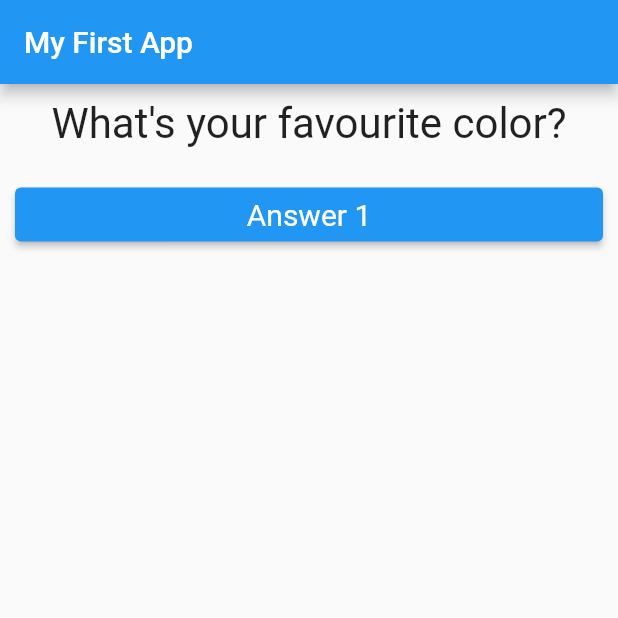
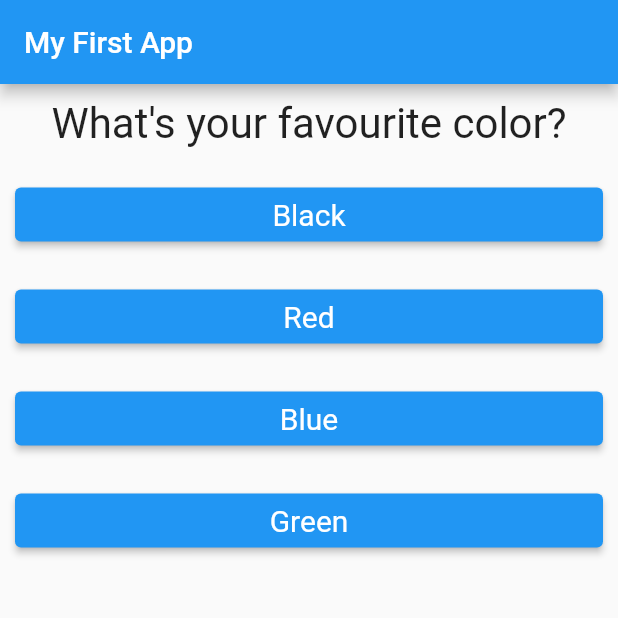
Before and after one commit to vinitkr28/UdemyFlutterAndDartTheCompleteGuide, a Flutter app: the screen it shows after launch, on a phone screen of 412 x 824 dp, the top half of it. Run offline on Flutter 3.47's test engine with Material 2 defaults, Android fonts, the phone set to English and light mode, and no system bars.

Commit message:
section2b

```diff
--- a/udemy_flutter_section2a/lib/answer.dart
+++ b/udemy_flutter_section2a/lib/answer.dart
@@ -7,7 +7,9 @@ class Answer extends StatelessWidget {
   final VoidCallback selectHandler;
   //VoidCallback tells Flutter that will get a function here that does not accept any arguments, so that receives no input and also won't return anything.
 
-  Answer(this.selectHandler);
+  String buttonText;
+
+  Answer(this.buttonText, this.selectHandler);
 
   @override
   Widget build(BuildContext context) {
@@ -22,7 +24,7 @@ class Answer extends StatelessWidget {
       child: ElevatedButton(
         onPressed: selectHandler,
         child: Text(
-          'Answer 1',
+          buttonText,
           style: TextStyle(
             fontWeight: FontWeight.normal,
             color: Colors.white,
--- a/udemy_flutter_section2a/lib/main.dart
+++ b/udemy_flutter_section2a/lib/main.dart
@@ -12,15 +12,60 @@ class MyApp extends StatefulWidget {
 }
 
 class _MyAppState extends State<MyApp> {
-  var questions = [
-    'What\'s your favourite color?',
-    'What\'s your favourite animal?',
+  // final -> run time constant
+  // const -> compile time constant
+
+  final questions = const [
+    {
+      'questionText': 'What\'s your favourite color?',
+      'answer': ['Black', 'Red', 'Blue', 'Green']
+    },
+    {
+      'questionText': 'What\'s your favourite animal?',
+      'answer': ['Dog', 'Goat', 'Cow', 'Cat'],
+    },
+    {
+      'questionText': 'What\'s your favourite bird?',
+      'answer': ['Parot', 'Pegion', 'Sparow', 'Sturnidae'],
+    },
+    {
+      'questionText': 'What\'s your favourite seasion?',
+      'answer': ['Winter', 'Summer', 'Autumn', 'Spring'],
+    },
+    {
+      'questionText': 'What\'s your favourite OTT platform?',
+      'answer': ['Amazon Prime', 'Netflex', 'Hotstar', 'SonyLiv'],
+    },
+    {
+      'questionText': 'What\'s your favourite place?',
+      'answer': ['Bangalore', 'Pune', 'Mumbai', 'Chennai'],
+    }
   ];
+
+/*
+  var dummy = const ['Hello'];
+  dummy.add('Max');
+  print(dummy);
+  does not work if dummy have constant list of object. But dummy reference variable can refer to another list of the object.
+
+  var dummy = [];
+*/
+  void addQuestions() {
+    questions.add({
+      'questionText': 'What\'s your favourite subject?',
+      'answer': ['Math', 'Science', 'History', 'GK'],
+    });
+  }
 
   var questionIndex = 0;
 
+/*
+//Try 1
   void _answerQuestion() {
     print("questionIndex Start-> \t$questionIndex");
+
+    // addQuestions();
+
     setState(() {
       if ((questionIndex + 1) >= questions.length)
         questionIndex = 0;
@@ -30,6 +75,98 @@ class _MyAppState extends State<MyApp> {
       print("questionIndex End-> \t$questionIndex");
     });
   }
+  */
+
+  void _answerQuestion() {
+    print("questionIndex Start-> \t$questionIndex");
+
+    setState(() {
+      // if ((questionIndex + 1) >= questions.length)
+      //   questionIndex = 0;
+      // else
+      questionIndex++;
+
+      print("questionIndex End-> \t$questionIndex");
+    });
+  }
+
+/*
+  Widget checkQuestionsOver() {
+    print("checkQuestionsOver-> \tquestionIndex: $questionIndex, questionsLength: ${questions.length}");
+    questionIndex == questions.length
+        ? Column(
+            children: <Widget>[
+              Text("You have successfully answered all the questions."),
+              ElevatedButton(
+                onPressed: (() {
+                  setState(() {
+                    questionIndex = 0;
+                  });
+                }),
+                child: Text(
+                  "Click to proceed again.",
+                  style: TextStyle(
+                    fontWeight: FontWeight.normal,
+                    color: Colors.white,
+                  ),
+                ),
+                style: ElevatedButton.styleFrom(
+                  textStyle: const TextStyle(fontSize: 20),
+                  backgroundColor: Colors.blue,
+                ),
+              )
+            ],
+          )
+        : Column(
+            children: <Widget>[
+              Question(
+                questions[questionIndex]['questionText'] as String,
+              ),
+              // ...(questions[questionIndex]['answer'] as List<String>).map((e) => Answer(e, _answerQuestion)),
+              ...(questions[questionIndex]['answer'] as List<String>)
+                  .map((answer) {
+                return Answer(answer, _answerQuestion);
+              }).toList()
+            ],
+          );
+  }
+*/
+  Widget checkQuestionsOver() => questionIndex == questions.length
+      ? Column(
+          children: <Widget>[
+            Text("You have successfully answered all the questions."),
+            ElevatedButton(
+              onPressed: (() {
+                setState(() {
+                  questionIndex = 0;
+                });
+              }),
+              child: Text(
+                "Click to proceed again.",
+                style: TextStyle(
+                  fontWeight: FontWeight.normal,
+                  color: Colors.white,
+                ),
+              ),
+              style: ElevatedButton.styleFrom(
+                textStyle: const TextStyle(fontSize: 20),
+                backgroundColor: Colors.blue,
+              ),
+            )
+          ],
+        )
+      : Column(
+          children: <Widget>[
+            Question(
+              questions[questionIndex]['questionText'] as String,
+            ),
+            // ...(questions[questionIndex]['answer'] as List<String>).map((e) => Answer(e, _answerQuestion)),
+            ...(questions[questionIndex]['answer'] as List<String>)
+                .map((answer) {
+              return Answer(answer, _answerQuestion);
+            }).toList()
+          ],
+        );
 
   @override
   Widget build(BuildContext context) {
@@ -39,14 +176,34 @@ class _MyAppState extends State<MyApp> {
           title: const Text('My First App'),
         ),
         body: Center(
+          child: checkQuestionsOver(),
+        ),
+      ),
+    );
+
+    /*
+    //Try 1
+    return MaterialApp(
+      home: Scaffold(
+        appBar: AppBar(
+          title: const Text('My First App'),
+        ),
+        body: Center(
           child: Column(
             children: <Widget>[
-              Question(questions[questionIndex]),
-              Answer(_answerQuestion),
+              Question(
+                questions[questionIndex]['questionText'] as String,
+              ),
+              // ...(questions[questionIndex]['answer'] as List<String>).map((e) => Answer(e, _answerQuestion)),
+              ...(questions[questionIndex]['answer'] as List<String>)
+                  .map((answer) {
+                return Answer(answer, _answerQuestion);
+              }).toList()
             ],
           ),
         ),
       ),
     );
+  */
   }
 }
```
Also changed, not shown: udemy_flutter_section2a/lib/main2.dart (deleted, +0 -69 lines).
